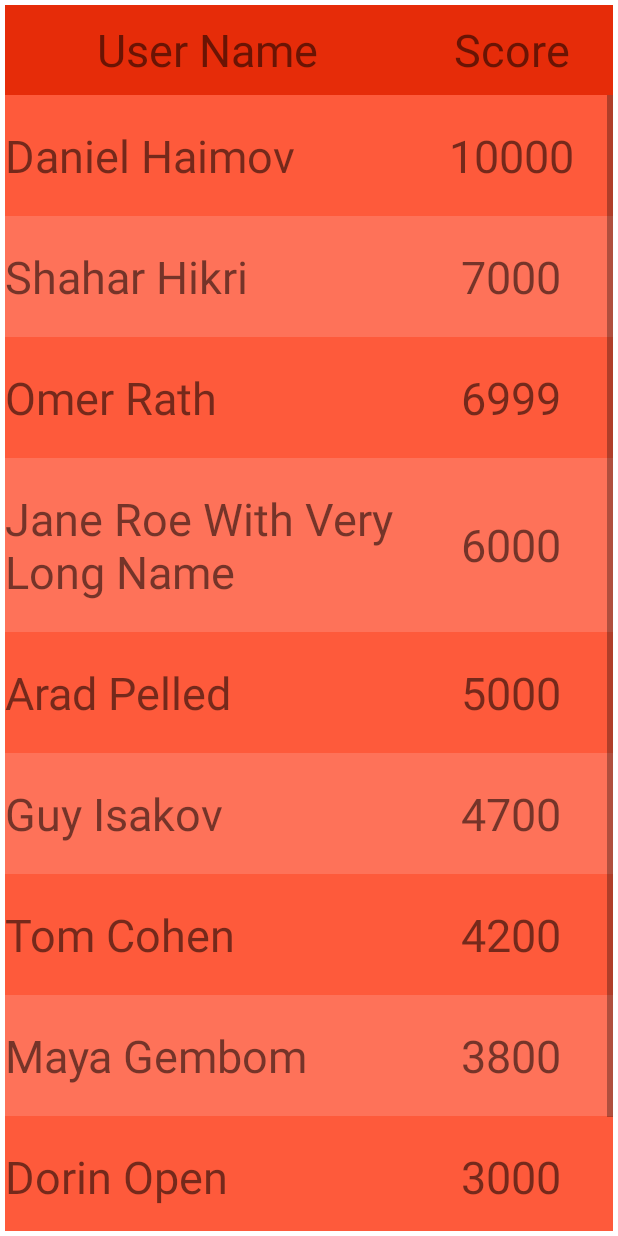
After one commit to Daniel-Haimov/RedAlert-AndroidGame, an Android app: the layout fragment_list.xml on its own in the app's theme, with its tools: preview values and no code run, on a phone screen of 412 x 824 dp. The commit adds this screen. Run offline under Robolectric (Android 15) with nearby library versions, the phone set to English and light mode, and no system bars.

Commit message:
implement top10&map&list with logic

```diff
--- a/app/build.gradle
+++ b/app/build.gradle
@@ -25,18 +25,24 @@ android {
         sourceCompatibility JavaVersion.VERSION_1_8
         targetCompatibility JavaVersion.VERSION_1_8
     }
+    buildFeatures {
+        viewBinding true
+    }
 }
 
 dependencies {
     implementation 'com.github.bumptech.glide:glide:4.12.0'
     implementation 'androidx.preference:preference:1.1.1'
+    implementation 'androidx.legacy:legacy-support-v4:1.0.0'
     annotationProcessor 'com.github.bumptech.glide:compiler:4.12.0'
 
 
     implementation 'androidx.appcompat:appcompat:1.3.1'
     implementation 'com.google.android.material:material:1.4.0'
     implementation 'androidx.constraintlayout:constraintlayout:2.1.1'
+    implementation 'com.google.android.gms:play-services-maps:18.0.0'
     testImplementation 'junit:junit:4.+'
     androidTestImplementation 'androidx.test.ext:junit:1.1.3'
     androidTestImplementation 'androidx.test.espresso:espresso-core:3.4.0'
+
 }
--- /dev/null
+++ b/app/src/main/java/com/hw/myapplication/CallBack_List.java
@@ -0,0 +1,5 @@
+package com.hw.myapplication;
+
+public interface CallBack_List {
+    void rowSelected(String name);
+}
--- /dev/null
+++ b/app/src/main/java/com/hw/myapplication/CallBack_Map.java
@@ -0,0 +1,5 @@
+package com.hw.myapplication;
+
+public interface CallBack_Map {
+
+}
--- /dev/null
+++ b/app/src/main/res/layout/fragment_list.xml
@@ -0,0 +1,339 @@
+<?xml version="1.0" encoding="utf-8"?>
+<RelativeLayout xmlns:android="http://schemas.android.com/apk/res/android"
+    xmlns:app="http://schemas.android.com/apk/res-auto"
+    xmlns:tools="http://schemas.android.com/tools"
+    android:layout_width="match_parent"
+    android:layout_height="match_parent"
+    android:layout_margin="3dp"
+    android:background="@color/white"
+    tools:context=".Activity_Top10" >
+
+    <LinearLayout
+        android:id="@+id/DataRow"
+        android:layout_width="match_parent"
+        android:layout_height="60dp"
+        android:background="#E62C09"
+        android:orientation="horizontal">
+
+        <TextView
+            android:layout_width="0dp"
+            android:layout_height="match_parent"
+            android:layout_weight="2"
+            android:text="User Name"
+            android:gravity="center"
+            android:textSize="30sp" />
+
+        <TextView
+            android:layout_width="0dp"
+            android:layout_height="match_parent"
+            android:layout_weight="1"
+            android:text="Score"
+            android:gravity="center"
+            android:textSize="30sp" />
+    </LinearLayout>
+
+    <ScrollView
+        android:layout_width="match_parent"
+        android:layout_height="match_parent"
+        android:layout_below="@id/DataRow">
+
+        <LinearLayout
+            android:layout_width="match_parent"
+            android:layout_height="0dp"
+            android:layout_weight="1"
+            android:orientation="vertical">
+
+            <LinearLayout
+                android:id="@+id/list_ROW_row0"
+                android:layout_width="match_parent"
+                android:layout_height="wrap_content"
+                android:background="#fe5a3b"
+                android:orientation="horizontal">
+
+                <TextView
+                    android:id="@+id/list_TXT_userName0"
+                    android:layout_width="0dp"
+                    android:layout_height="match_parent"
+                    android:layout_weight="2"
+                    android:text="Daniel Haimov"
+                    android:gravity="center_vertical"
+                    android:layout_marginTop="20dp"
+                    android:layout_marginBottom="20dp"
+                    android:textSize="30sp" />
+
+                <TextView
+                    android:id="@+id/list_TXT_score0"
+                    android:layout_width="0dp"
+                    android:layout_height="match_parent"
+                    android:layout_weight="1"
+                    android:text="10000"
+                    android:gravity="center"
+                    android:textSize="30sp" />
+
+            </LinearLayout>
+
+            <LinearLayout
+                android:id="@+id/list_ROW_row1"
+                android:layout_width="match_parent"
+                android:layout_height="wrap_content"
+                android:background="#fe7259"
+                android:orientation="horizontal">
+
+                <TextView
+                    android:id="@+id/list_TXT_userName1"
+                    android:layout_width="0dp"
+                    android:layout_height="match_parent"
+                    android:layout_weight="2"
+                    android:text="Shahar Hikri"
+                    android:gravity="center_vertical"
+                    android:layout_marginTop="20dp"
+                    android:layout_marginBottom="20dp"
+                    android:textSize="30sp" />
+
+                <TextView
+                    android:id="@+id/list_TXT_score1"
+                    android:layout_width="0dp"
+                    android:layout_height="match_parent"
+                    android:layout_weight="1"
+                    android:text="7000"
+                    android:gravity="center"
+                    android:textSize="30sp" />
+
+            </LinearLayout>
+
+            <LinearLayout
+                android:id="@+id/list_ROW_row2"
+                android:layout_width="match_parent"
+                android:layout_height="wrap_content"
+                android:background="#fe5a3b"
+                android:orientation="horizontal">
+
+                <TextView
+                    android:id="@+id/list_TXT_userName2"
+                    android:layout_width="0dp"
+                    android:layout_height="match_parent"
+                    android:layout_weight="2"
+                    android:text="Omer Rath"
+                    android:gravity="center_vertical"
+                    android:layout_marginTop="20dp"
+                    android:layout_marginBottom="20dp"
+                    android:textSize="30sp" />
+
+                <TextView
+                    android:id="@+id/list_TXT_score2"
+                    android:layout_width="0dp"
+                    android:layout_height="match_parent"
+                    android:layout_weight="1"
+                    android:text="6999"
+                    android:gravity="center"
+                    android:textSize="30sp" />
+
+            </LinearLayout>
+
+            <LinearLayout
+                android:id="@+id/list_ROW_row3"
+                android:layout_width="match_parent"
+                android:layout_height="wrap_content"
+                android:background="#fe7259"
+                android:orientation="horizontal">
+
+                <TextView
+                    android:id="@+id/list_TXT_userName3"
+                    android:layout_width="0dp"
+                    android:layout_height="match_parent"
+                    android:layout_weight="2"
+                    android:text="Jane Roe With Very Long Name"
+                    android:gravity="center_vertical"
+                    android:layout_marginTop="20dp"
+                    android:layout_marginBottom="20dp"
+                    android:textSize="30sp" />
+
+                <TextView
+                    android:id="@+id/list_TXT_score3"
+                    android:layout_width="0dp"
+                    android:layout_height="match_parent"
+                    android:layout_weight="1"
+                    android:text="6000"
+                    android:gravity="center"
+                    android:textSize="30sp" />
+
+            </LinearLayout>
+
+            <LinearLayout
+                android:id="@+id/list_ROW_row4"
+                android:layout_width="match_parent"
+                android:layout_height="wrap_content"
+                android:background="#fe5a3b"
+                android:orientation="horizontal">
+
+                <TextView
+                    android:id="@+id/list_TXT_userName4"
+                    android:layout_width="0dp"
+                    android:layout_height="match_parent"
+                    android:layout_weight="2"
+                    android:text="Arad Pelled"
+                    android:gravity="center_vertical"
+                    android:layout_marginTop="20dp"
+                    android:layout_marginBottom="20dp"
+                    android:textSize="30sp" />
+
+                <TextView
+                    android:id="@+id/list_TXT_score4"
+                    android:layout_width="0dp"
+                    android:layout_height="match_parent"
+                    android:layout_weight="1"
+                    android:text="5000"
+                    android:gravity="center"
+                    android:textSize="30sp" />
+
+            </LinearLayout>
+
+            <LinearLayout
+                android:id="@+id/list_ROW_row5"
+                android:layout_width="match_parent"
+                android:layout_height="wrap_content"
+                android:background="#fe7259"
+                android:orientation="horizontal">
+
+                <TextView
+                    android:id="@+id/list_TXT_userName5"
+                    android:layout_width="0dp"
+                    android:layout_height="match_parent"
+                    android:layout_weight="2"
+                    android:text="Guy Isakov"
+                    android:gravity="center_vertical"
+                    android:layout_marginTop="20dp"
+                    android:layout_marginBottom="20dp"
+                    android:textSize="30sp" />
+
+                <TextView
+                    android:id="@+id/list_TXT_score5"
+                    android:layout_width="0dp"
+                    android:layout_height="match_parent"
+                    android:layout_weight="1"
+                    android:text="4700"
+                    android:gravity="center"
+                    android:textSize="30sp" />
+
+            </LinearLayout>
+
+            <LinearLayout
+                android:id="@+id/list_ROW_row6"
+                android:layout_width="match_parent"
+                android:layout_height="wrap_content"
+                android:background="#fe5a3b"
+                android:orientation="horizontal">
+
+                <TextView
+                    android:id="@+id/list_TXT_userName6"
+                    android:layout_width="0dp"
+                    android:layout_height="match_parent"
+                    android:layout_weight="2"
+                    android:text="Tom Cohen"
+                    android:gravity="center_vertical"
+                    android:layout_marginTop="20dp"
+                    android:layout_marginBottom="20dp"
+                    android:textSize="30sp" />
+
+                <TextView
+                    android:id="@+id/list_TXT_score6"
+                    android:layout_width="0dp"
+                    android:layout_height="match_parent"
+                    android:layout_weight="1"
+                    android:text="4200"
+                    android:gravity="center"
+                    android:textSize="30sp" />
+
+            </LinearLayout>
+
+            <LinearLayout
+                android:id="@+id/list_ROW_row7"
+                android:layout_width="match_parent"
+                android:layout_height="wrap_content"
+                android:background="#fe7259"
+                android:orientation="horizontal">
+
+                <TextView
+                    android:id="@+id/list_TXT_userName7"
+                    android:layout_width="0dp"
+                    android:layout_height="match_parent"
+                    android:layout_weight="2"
+                    android:text="Maya Gembom"
+                    android:gravity="center_vertical"
+                    android:layout_marginTop="20dp"
+                    android:layout_marginBottom="20dp"
+                    android:textSize="30sp" />
+
+                <TextView
+                    android:id="@+id/list_TXT_score7"
+                    android:layout_width="0dp"
+                    android:layout_height="match_parent"
+                    android:layout_weight="1"
+                    android:text="3800"
+                    android:gravity="center"
+                    android:textSize="30sp" />
+
+            </LinearLayout>
+
+            <LinearLayout
+                android:id="@+id/list_ROW_row8"
+                android:layout_width="match_parent"
+                android:layout_height="wrap_content"
+                android:background="#fe5a3b"
+                android:orientation="horizontal">
+
+                <TextView
+                    android:id="@+id/list_TXT_userName8"
+                    android:layout_width="0dp"
+                    android:layout_height="match_parent"
+                    android:layout_weight="2"
+                    android:text="Dorin Open"
+                    android:gravity="center_vertical"
+                    android:layout_marginTop="20dp"
+                    android:layout_marginBottom="20dp"
+                    android:textSize="30sp" />
+
+                <TextView
+                    android:id="@+id/list_TXT_score8"
+                    android:layout_width="0dp"
+                    android:layout_height="match_parent"
+                    android:layout_weight="1"
+                    android:text="3000"
+                    android:gravity="center"
+                    android:textSize="30sp" />
+
+            </LinearLayout>
+
+            <LinearLayout
+                android:id="@+id/list_ROW_row9"
+                android:layout_width="match_parent"
+                android:layout_height="wrap_content"
+                android:background="#fe7259"
+                android:orientation="horizontal">
+
+                <TextView
+                    android:id="@+id/list_TXT_userName9"
+                    android:layout_width="0dp"
+                    android:layout_height="match_parent"
+                    android:layout_weight="2"
+                    android:text="Rony ???"
+                    android:gravity="center_vertical"
+                    android:layout_marginTop="20dp"
+                    android:layout_marginBottom="20dp"
+                    android:textSize="30sp" />
+
+                <TextView
+                    android:id="@+id/list_TXT_score9"
+                    android:layout_width="0dp"
+                    android:layout_height="match_parent"
+                    android:layout_weight="1"
+                    android:text="-2000"
+                    android:gravity="center"
+                    android:textSize="30sp" />
+
+            </LinearLayout>
+
+        </LinearLayout>
+    </ScrollView>
+
+</RelativeLayout>
```
Also changed, not shown: app/src/main/AndroidManifest.xml (+15 -1 lines), app/src/main/java/com/hw/myapplication/Activity_Top10.java (added, +59 -0 lines), app/src/main/java/com/hw/myapplication/Fragment_List.java (added, +102 -0 lines), app/src/main/java/com/hw/myapplication/Fragment_Map.java (added, +107 -0 lines), app/src/main/res/layout/activity_top10.xml (added, +49 -0 lines), app/src/main/res/layout/fragment_map.xml (added, +13 -0 lines), app/src/main/res/values/google_maps_api.xml (added, +24 -0 lines), app/src/main/res/values/strings.xml (+0 -16 lines).
